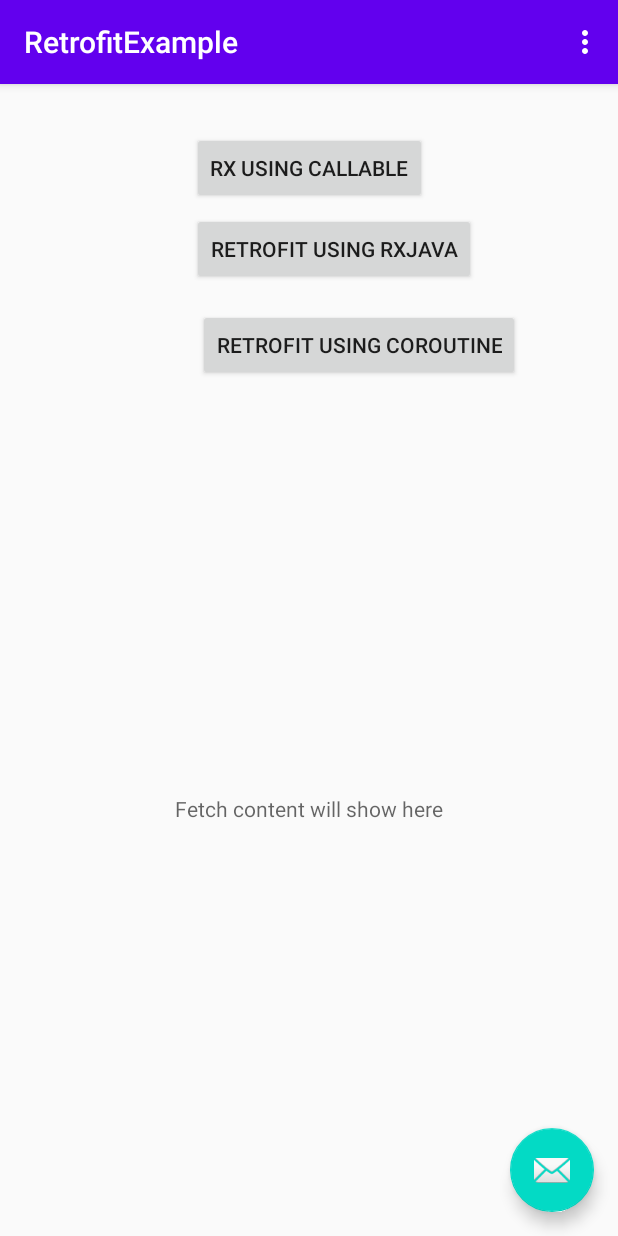
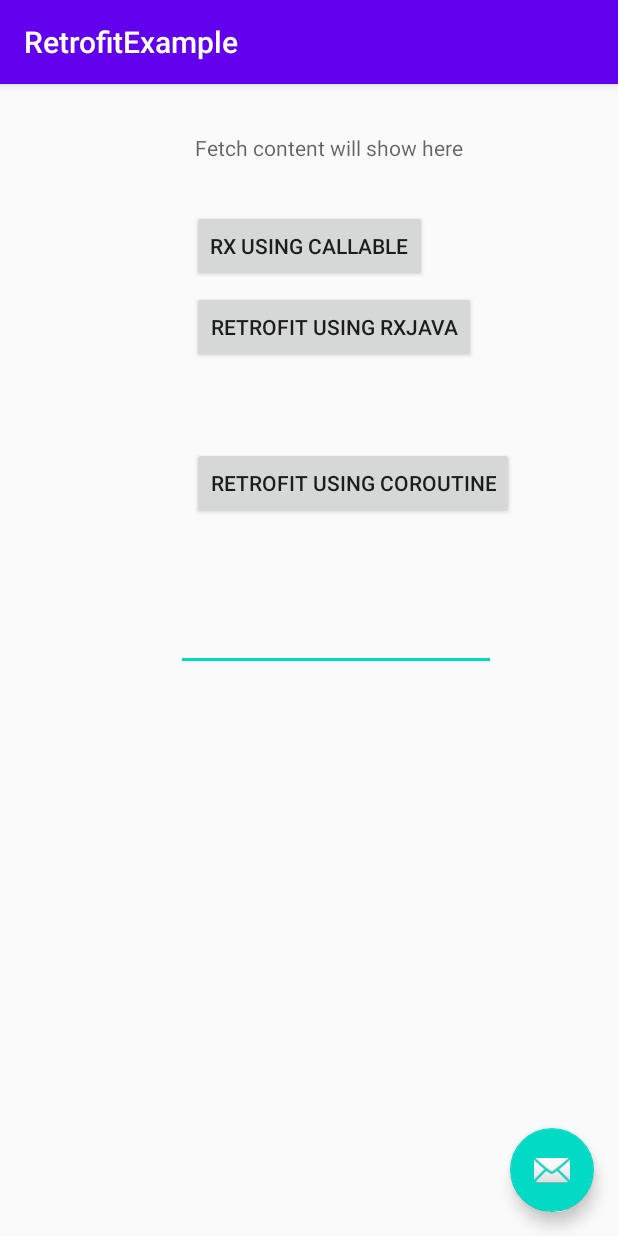
Before and after one commit to warrior2015/RetrofitExample, an Android app: the screen it shows after launch (MainActivity), on a phone screen of 412 x 824 dp. Run offline under Robolectric (Android 15) with nearby library versions, the phone set to English and light mode, and no system bars; our stand-ins replace RxJava.

Commit message:
Fetch using callable

```diff
--- a/app/src/main/java/com/neeraj/retrofitexample/MainActivity.kt
+++ b/app/src/main/java/com/neeraj/retrofitexample/MainActivity.kt
@@ -5,15 +5,33 @@ import com.google.android.material.snackbar.Snackbar
 import androidx.appcompat.app.AppCompatActivity
 import android.view.Menu
 import android.view.MenuItem
+import android.widget.Toast
+import com.neeraj.retrofitexample.data.WikiApiService
+import io.reactivex.android.schedulers.AndroidSchedulers
+import io.reactivex.disposables.Disposable
+import io.reactivex.schedulers.Schedulers
 
 import kotlinx.android.synthetic.main.activity_main.*
+import kotlinx.android.synthetic.main.content_main.*
 
 class MainActivity : AppCompatActivity() {
+
+    private var disposable: Disposable? = null
+
+    private val wikiApiServe by lazy {
+        WikiApiService.create("https://en.wikipedia.org/w/")
+    }
 
     override fun onCreate(savedInstanceState: Bundle?) {
         super.onCreate(savedInstanceState)
         setContentView(R.layout.activity_main)
         setSupportActionBar(toolbar)
+
+        button_with_callable.setOnClickListener {
+            if (editText.text.toString().isNotEmpty()) {
+                beginSearch(editText.text.toString().toString())
+            }
+        }
 
         fab.setOnClickListener { view ->
             Snackbar.make(view, "Replace with your own action", Snackbar.LENGTH_LONG)
@@ -21,19 +39,18 @@ class MainActivity : AppCompatActivity() {
         }
     }
 
-    override fun onCreateOptionsMenu(menu: Menu): Boolean {
-        // Inflate the menu; this adds items to the action bar if it is present.
-        menuInflater.inflate(R.menu.menu_main, menu)
-        return true
+    private fun beginSearch(searchString: String) {
+        disposable = wikiApiServe.hitCountCheck("query", "json", "search", searchString)
+            .subscribeOn(Schedulers.io())
+            .observeOn(AndroidSchedulers.mainThread())
+            .subscribe(
+                { result -> textView.text = "${result.query.searchinfo.totalhits} result found" },
+                { error -> Toast.makeText(this, error.message, Toast.LENGTH_SHORT).show() }
+            )
     }
 
-    override fun onOptionsItemSelected(item: MenuItem): Boolean {
-        // Handle action bar item clicks here. The action bar will
-        // automatically handle clicks on the Home/Up button, so long
-        // as you specify a parent activity in AndroidManifest.xml.
-        return when (item.itemId) {
-            R.id.action_settings -> true
-            else -> super.onOptionsItemSelected(item)
-        }
+    override fun onPause() {
+        super.onPause()
+        disposable?.dispose()
     }
 }
--- a/app/src/main/res/layout/content_main.xml
+++ b/app/src/main/res/layout/content_main.xml
@@ -8,46 +8,57 @@
 
 
     <Button
-        android:id="@+id/button"
+        android:id="@+id/button_with_callable"
         android:layout_width="wrap_content"
         android:layout_height="wrap_content"
-        android:layout_marginTop="32dp"
+        android:layout_marginTop="84dp"
         android:text="Rx using callable"
         app:layout_constraintEnd_toEndOf="parent"
         app:layout_constraintStart_toStartOf="parent"
         app:layout_constraintTop_toTopOf="parent" />
 
     <Button
-        android:id="@+id/button2"
+        android:id="@+id/button_with_rx"
         android:layout_width="wrap_content"
         android:layout_height="wrap_content"
         android:layout_marginTop="6dp"
         android:text="Retrofit using Rxjava"
-        app:layout_constraintStart_toStartOf="@id/button"
-        app:layout_constraintTop_toBottomOf="@+id/button" />
+        app:layout_constraintStart_toStartOf="@id/button_with_callable"
+        app:layout_constraintTop_toBottomOf="@+id/button_with_callable" />
+
 
     <Button
-        android:id="@+id/button3"
+        android:id="@+id/button_with_coroutine"
         android:layout_width="wrap_content"
         android:layout_height="wrap_content"
-        android:layout_marginStart="4dp"
-        android:layout_marginLeft="4dp"
-        android:layout_marginTop="16dp"
+        android:layout_marginTop="56dp"
         android:text="Retrofit using coroutine"
-        app:layout_constraintStart_toStartOf="@id/button2"
-        app:layout_constraintTop_toBottomOf="@+id/button2" />
+        app:layout_constraintStart_toStartOf="@id/button_with_rx"
+        app:layout_constraintTop_toBottomOf="@+id/button_with_rx" />
 
     <TextView
         android:id="@+id/textView"
         android:layout_width="wrap_content"
         android:layout_height="wrap_content"
-        android:layout_marginTop="257dp"
-        android:layout_marginBottom="257dp"
         android:hint="Fetch content will show here"
-        app:layout_constraintBottom_toBottomOf="parent"
+        app:layout_constraintBottom_toTopOf="@+id/button_with_callable"
         app:layout_constraintEnd_toEndOf="parent"
+        app:layout_constraintHorizontal_bias="0.557"
         app:layout_constraintStart_toStartOf="parent"
-        app:layout_constraintTop_toBottomOf="@+id/button3" />
+        app:layout_constraintTop_toTopOf="parent" />
+
+    <EditText
+        android:id="@+id/editText"
+        android:layout_width="wrap_content"
+        android:layout_height="wrap_content"
+        android:layout_marginTop="56dp"
+        android:layout_marginEnd="12dp"
+        android:layout_marginRight="12dp"
+        android:ems="10"
+        android:inputType="textPersonName"
+        android:hind="Git user name here"
+        app:layout_constraintEnd_toEndOf="@+id/button_with_coroutine"
+        app:layout_constraintTop_toBottomOf="@+id/button_with_coroutine" />
 
 
 </androidx.constraintlayout.widget.ConstraintLayout>
```
Also changed, not shown: app/src/main/java/com/neeraj/retrofitexample/data/WikiApiService.kt (added, +30 -0 lines), app/src/main/java/com/neeraj/retrofitexample/models/WikiModel.kt (added, +7 -0 lines).
